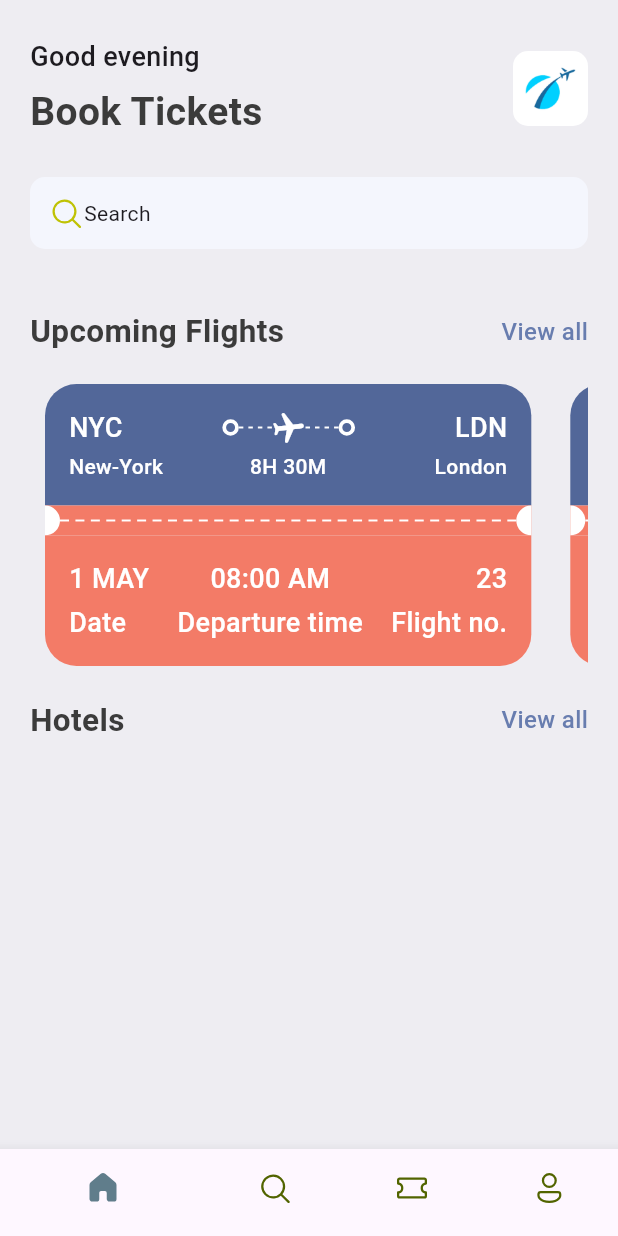
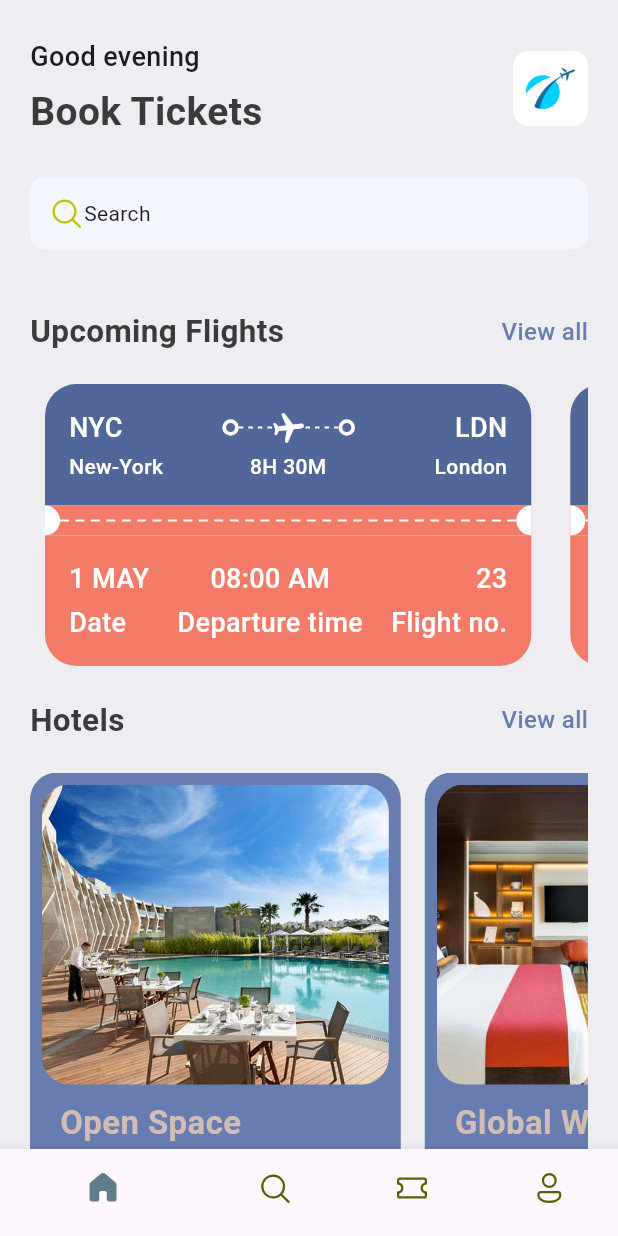
Before and after one commit to Jaeson-gram/Ticket-App, a Flutter app: the screen it shows after launch, on a phone screen of 412 x 824 dp. Run offline on Flutter 3.47's test engine with Material 3 defaults, Android fonts, the phone set to English and light mode, and no system bars; our stand-ins replace fluentui_icons.

Commit message:
finish up the hotel widget

```diff
--- a/lib/base/res/media.dart
+++ b/lib/base/res/media.dart
@@ -1,6 +1,5 @@
 class AppMedia {
-
   static const _baseImageDir = "assets/images";
   static const logo = '$_baseImageDir/img_1.png';
-
+  static const hotelRoom = '$_baseImageDir/one.png';
 }
--- a/lib/base/res/styles/app_styles.dart
+++ b/lib/base/res/styles/app_styles.dart
@@ -10,6 +10,7 @@ class AppStyles {
   static Color iconsColor = const Color(0xFFBFC205);
   static Color ticketBlue = const Color(0xFF526799);
   static Color ticketOrange = const Color(0xfff37b67);
+  static Color kaki = const Color(0xFFd2bdb6);
 
   //textstyles
   static TextStyle textStyle =
--- a/lib/screens/home_screen.dart
+++ b/lib/screens/home_screen.dart
@@ -6,6 +6,7 @@ import 'package:ticket_app/base/utils/app_json.dart';
 import 'package:ticket_app/base/utils/app_routes.dart';
 import 'package:ticket_app/base/widgets/double_text.dart';
 import 'package:ticket_app/base/widgets/ticket_view.dart';
+import 'package:ticket_app/screens/widgets/hotel.dart';
 
 class HomeScreen extends StatelessWidget {
   const HomeScreen({super.key});
@@ -20,6 +21,7 @@ class HomeScreen extends StatelessWidget {
           children: [
             const SizedBox(height: 25),
             Column(
+              crossAxisAlignment: CrossAxisAlignment.start,
               children: [
                 Row(
                   mainAxisAlignment: MainAxisAlignment.spaceBetween,
@@ -88,8 +90,23 @@ class HomeScreen extends StatelessWidget {
                       .toList(),
                 )),
             const SizedBox(height: 20),
+            // DoubleText(
+            //     bigText: 'Hotels', smallText: 'View all', func: () => {}),
+            // const SizedBox(
+            //   height: 20,
+            // ),
+            // const SizedBox(height: 20),
             DoubleText(
                 bigText: 'Hotels', smallText: 'View all', func: () => {}),
+            const SizedBox(height: 20),
+// Set desired width
+            SingleChildScrollView(
+                scrollDirection: Axis.horizontal,
+                child: Row(
+                  children: hotelList
+                      .map((singleHotel) => Hotel(hotel: singleHotel))
+                      .toList(),
+                )),
           ],
         ),
       ),
--- /dev/null
+++ b/lib/screens/widgets/hotel.dart
@@ -0,0 +1,65 @@
+import 'package:flutter/material.dart';
+import 'package:ticket_app/base/res/media.dart';
+import 'package:ticket_app/base/res/styles/app_styles.dart';
+
+class Hotel extends StatelessWidget {
+  final Map<String, dynamic> hotel;
+
+  const Hotel({super.key, required this.hotel});
+
+  @override
+  Widget build(BuildContext context) {
+    final size = MediaQuery.of(context).size;
+
+    return Container(
+      padding: const EdgeInsets.all(8),
+      margin: const EdgeInsets.only(right: 16),
+      width: size.width * 0.6,
+      height: 350,
+      decoration: BoxDecoration(
+        color: AppStyles.primaryColor,
+        borderRadius: BorderRadius.circular(18),
+      ),
+      child: Column(
+        crossAxisAlignment: CrossAxisAlignment.start,
+        children: [
+          Container(
+            height: 200,
+            decoration: BoxDecoration(
+                color: AppStyles.primaryColor,
+                borderRadius: BorderRadius.circular(18),
+                image: DecorationImage(
+                    fit: BoxFit.cover,
+                    image: AssetImage("assets/images/${hotel['image']}"))),
+          ),
+          const SizedBox(
+            height: 10,
+          ),
+          Padding(
+            padding: const EdgeInsets.only(left: 12.0),
+            child: Text(hotel['place'],
+                style: AppStyles.headlineStyle1
+                    .copyWith(color: AppStyles.kaki, fontSize: 22)),
+          ),
+          const SizedBox(
+            height: 6,
+          ),
+          Padding(
+            padding: const EdgeInsets.only(left: 12.0),
+            child: Text(hotel['destination'],
+                style: AppStyles.headlineStyle3.copyWith(color: Colors.white)),
+          ),
+          const SizedBox(
+            height: 6,
+          ),
+          Padding(
+            padding: const EdgeInsets.only(left: 12.0),
+            child: Text('\$ ${hotel['price']}/night',
+                style: AppStyles.headlineStyle1
+                    .copyWith(color: AppStyles.kaki, fontSize: 22)),
+          )
+        ],
+      ),
+    );
+  }
+}
```
Also changed, not shown: lib/base/utils/app_json.dart (+61 -40 lines).
